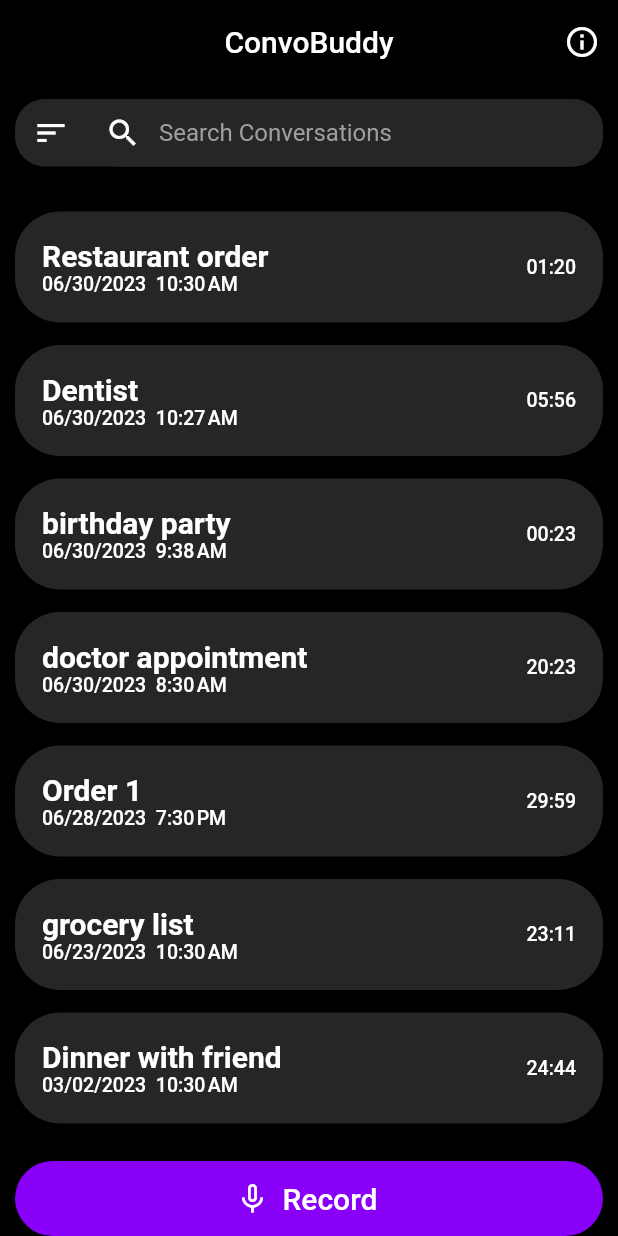
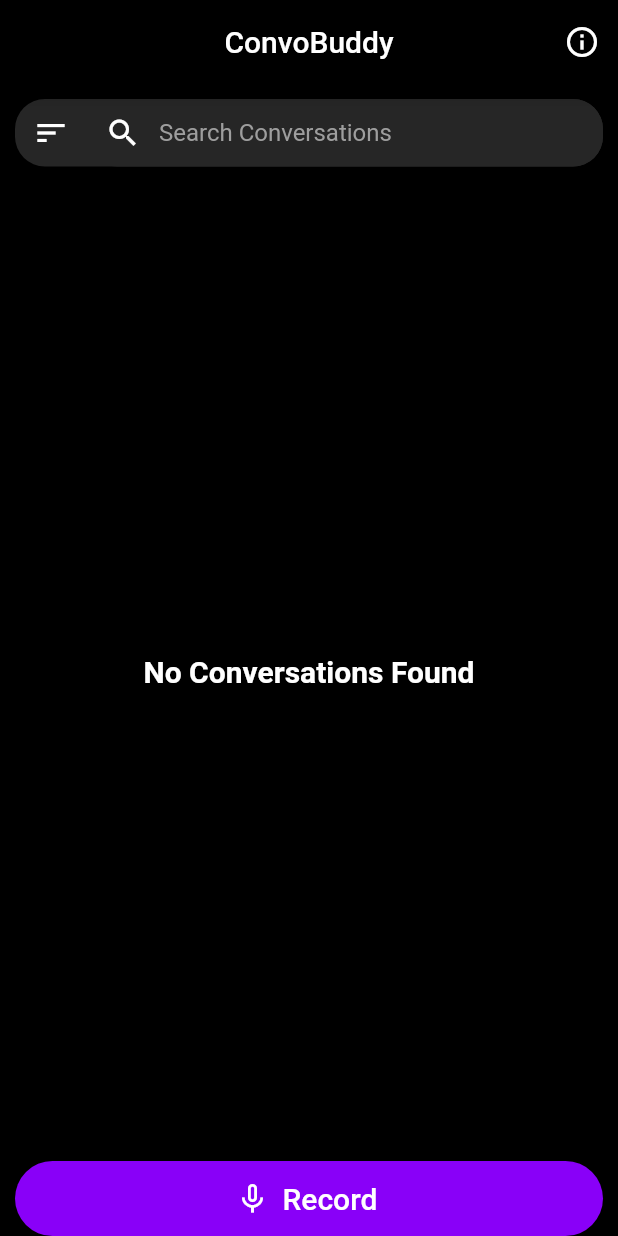
Before and after one commit to umgc/summer2023, a Flutter app: the screen it shows after launch, on a phone screen of 412 x 824 dp. Run offline on Flutter 3.47's test engine with Material 2 defaults, Android fonts, the phone set to English and light mode, and no system bars; our stand-ins replace stop_watch_timer; missing offline and left inert: audio_waveforms.

Commit message:
json file reading and writing

```diff
--- a/talker-mobile-app/lib/models/conversation.dart
+++ b/talker-mobile-app/lib/models/conversation.dart
@@ -18,7 +18,7 @@ class Conversation {
       : id = json['id'],
         title = json['title'],
         recordedDate = DateTime.parse(json['recordedDate']),
-        duration = Duration(milliseconds: json['duration']),
+        duration = Duration(milliseconds: int.parse(json['duration'])),
         content = json['content'],
         audioFilePath = json['audioFilePath'];
 
@@ -26,7 +26,7 @@ class Conversation {
         'id': id,
         'title': title,
         'recordedDate': recordedDate.toIso8601String(),
-        'duration': duration.inMilliseconds,
+        'duration': duration.inMilliseconds.toString(),
         'content': content,
         'audioFilePath': audioFilePath
       };
--- a/talker-mobile-app/lib/screens/conversationsListScreen.dart
+++ b/talker-mobile-app/lib/screens/conversationsListScreen.dart
@@ -4,6 +4,7 @@ import 'package:talker_mobile_app/enums/sorting_type.dart';
 import 'package:talker_mobile_app/models/conversation.dart';
 import 'package:talker_mobile_app/state/conversations_provider.dart';
 
+import '../globals.dart';
 import '../services/fileHelpers.dart';
 import '../widgets/conversationListItem.dart';
 
@@ -210,8 +211,11 @@ class _ConversationsListScreenState extends State<ConversationsListScreen> {
               margin: const EdgeInsets.only(top: 10),
               child: ElevatedButton.icon(
                   onPressed: () {
-                    writeConversationsToJsonFile(
-                        conversationsProvider.conversations, "");
+                    getConversationsFromJsonFile(
+                        "${Globals.appDirectory?.path}/conversations.json");
+                    /*writeConversationsToJsonFile(
+                        conversationsProvider.conversations,
+                        "${Globals.appDirectory?.path}/conversations.json");*/
                     //Navigator.pushNamed(context, '/recording');
                   },
                   style: ElevatedButton.styleFrom(
--- a/talker-mobile-app/lib/services/fileHelpers.dart
+++ b/talker-mobile-app/lib/services/fileHelpers.dart
@@ -1,14 +1,27 @@
 import 'dart:convert';
-import 'dart:io' as io;
+import 'dart:io';
 
 import '../models/conversation.dart';
 
-void getConversationsFromJsonFile(String filePath) async {
-  var fileExists = await io.File(filePath).exists();
-  if (fileExists) {}
+List<Conversation> getConversationsFromJsonFile(String filePath) {
+  var fileExists = File(filePath).existsSync();
+  if (fileExists) {
+    final File jsonFile = File(filePath);
+    String contents = jsonFile.readAsStringSync();
+    var jsonResponse = jsonDecode(contents);
+    var jsonAsList = jsonResponse as List;
+    List<Conversation> conversations = jsonAsList
+        .map<Conversation>((json) => Conversation.fromJson(json))
+        .toList();
+    return conversations;
+  } else {
+    return [];
+  }
 }
 
-void writeConversationsToJsonFile(
-    List<Conversation> conversations, String filePath) {
+Future<void> writeConversationsToJsonFile(
+    List<Conversation> conversations, String filePath) async {
   var json = jsonEncode(conversations.map((c) => c.toJson()).toList());
+  final File jsonFile = File(filePath);
+  await jsonFile.writeAsString(json, mode: FileMode.writeOnly);
 }
--- a/talker-mobile-app/lib/state/conversations_provider.dart
+++ b/talker-mobile-app/lib/state/conversations_provider.dart
@@ -1,9 +1,11 @@
 import 'package:flutter/cupertino.dart';
 import 'package:talker_mobile_app/enums/sorting_type.dart';
+import 'package:talker_mobile_app/services/fileHelpers.dart';
 
+import '../globals.dart';
 import '../models/conversation.dart';
 
-final List<Conversation> sampleData = [
+/* final List<Conversation> sampleData = [
   Conversation(
       title: 'Restaurant order',
       recordedDate: DateTime.now(),
@@ -95,10 +97,11 @@ final List<Conversation> sampleData = [
       content: '',
       audioFilePath: '',
       id: ''),
-];
+]; */
 
 class ConversationsProvider with ChangeNotifier {
-  final List<Conversation> _conversations = sampleData;
+  final List<Conversation> _conversations = getConversationsFromJsonFile(
+      "${Globals.appDirectory?.path}/conversations.json");
   SortingType _sortingType = SortingType.dateNewToOld;
   Conversation? _selectedConversation;
 
```
